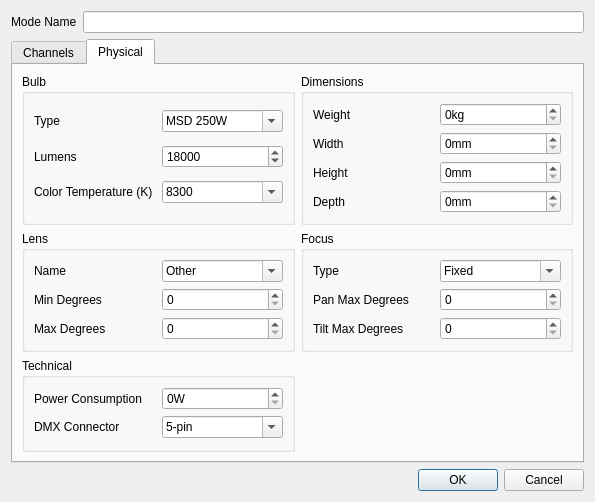
Andersbakken/qlc, file fixtureeditor/editmode.ui: the form before one commit.
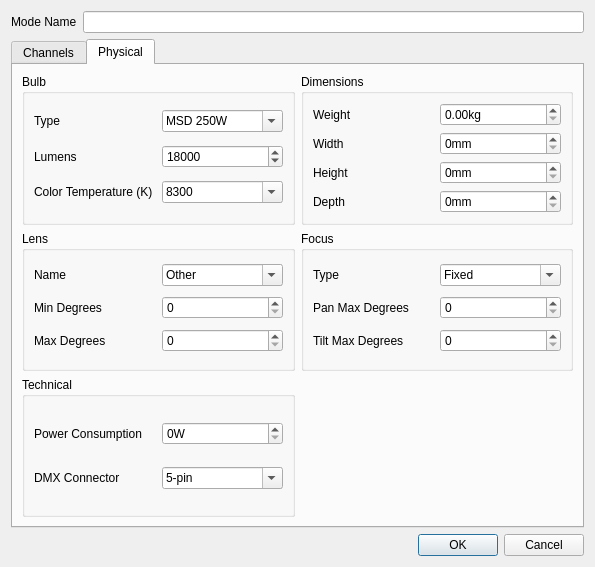
The form after the commit. The open tabs and pages were chosen to show the change. Icons and pictures are not drawn.

Commit message: Updated the correct resource file location. Changed weight spin box to a QDoubleSpinBox which accepts decimal values.

```diff
--- a/fixtureeditor/editmode.ui
+++ b/fixtureeditor/editmode.ui
@@ -7,7 +7,7 @@
     <x>0</x>
     <y>0</y>
     <width>595</width>
-    <height>465</height>
+    <height>567</height>
    </rect>
   </property>
   <property name="windowTitle">
@@ -482,15 +482,12 @@
              </widget>
             </item>
             <item>
-             <widget class="QSpinBox" name="m_weightSpin">
-              <property name="accelerated">
-               <bool>true</bool>
-              </property>
+             <widget class="QDoubleSpinBox" name="m_weightSpin">
               <property name="suffix">
                <string>kg</string>
               </property>
               <property name="maximum">
-               <number>999</number>
+               <double>999.990000000000009</double>
               </property>
              </widget>
             </item>
```
Left out of the diff: 18 changed lines with no effect on the pictures. The commit also changes 2 other files.
